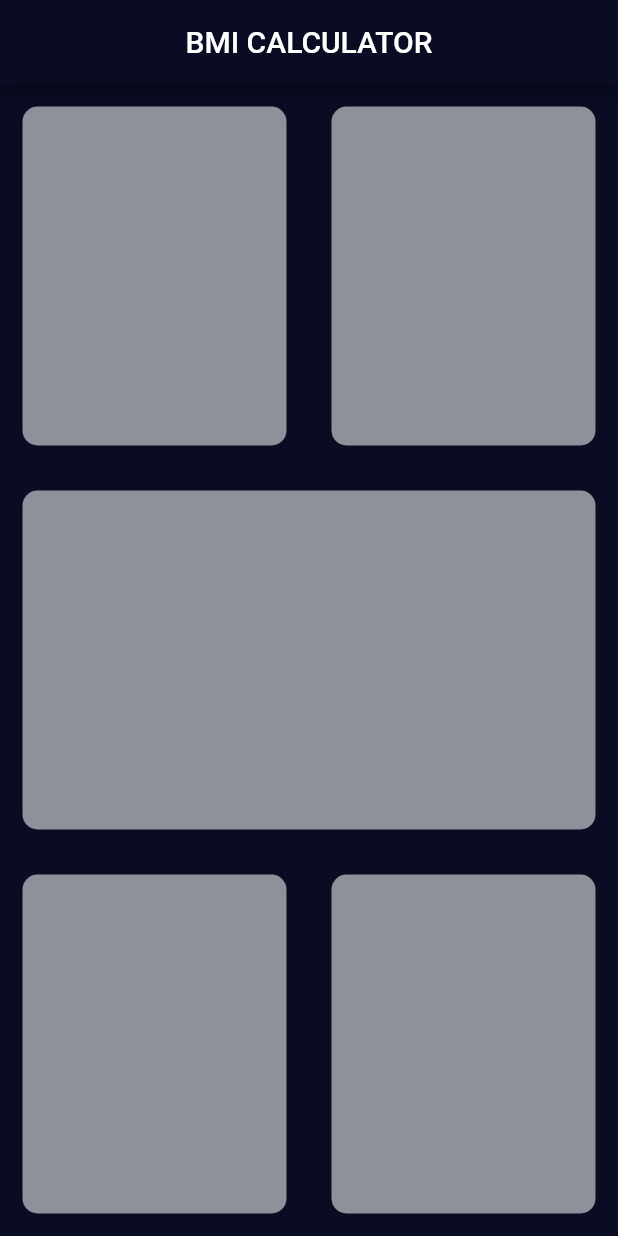
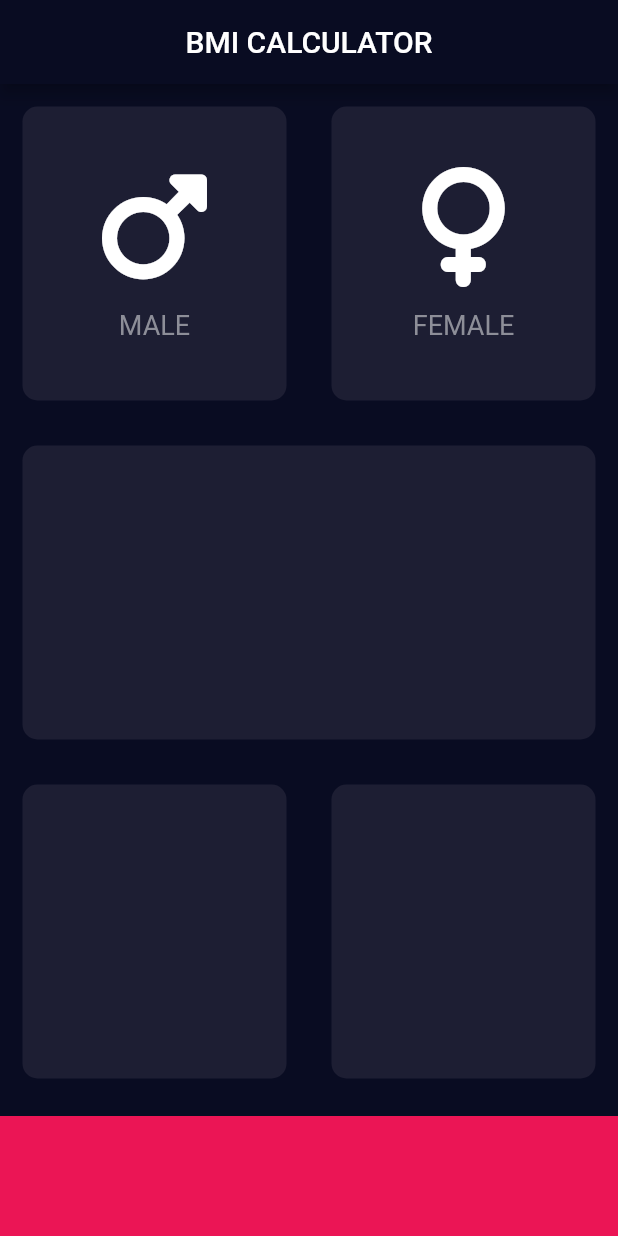
Before and after one commit to Jishnu075/bmi_calc, a Flutter app: the screen it shows after launch, on a phone screen of 412 x 824 dp. Run offline on Flutter 3.47's test engine with Material 2 defaults, Android fonts, the phone set to English and light mode, and no system bars; our stand-ins replace font_awesome_flutter.

Commit message:
added icon_content and reusable_card widgets

```diff
--- /dev/null
+++ b/lib/icon_content.dart
@@ -0,0 +1,31 @@
+import 'package:flutter/material.dart';
+
+class IconContent extends StatelessWidget {
+  final String label;
+  final IconData icon;
+
+  IconContent({required this.label, required this.icon});
+
+  @override
+  Widget build(BuildContext context) {
+    return Column(
+      mainAxisAlignment: MainAxisAlignment.center,
+      children: [
+        Icon(
+          icon,
+          size: 80.0,
+        ),
+        SizedBox(
+          height: 15.0,
+        ),
+        Text(
+          label,
+          style: TextStyle(
+            color: Color(0xFF8D8E98),
+            fontSize: 18.0,
+          ),
+        ),
+      ],
+    );
+  }
+}
--- a/lib/input_page.dart
+++ b/lib/input_page.dart
@@ -1,4 +1,10 @@
 import 'package:flutter/material.dart';
+import 'package:font_awesome_flutter/font_awesome_flutter.dart';
+import 'icon_content.dart';
+import 'reusable_card.dart';
+
+const bottomContainerColor = Color(0xFFEB1555);
+const activeCardColor = Color(0xFF1D1E33);
 
 class InputPage extends StatefulWidget {
   @override
@@ -20,48 +26,49 @@ class _InputPageState extends State<InputPage> {
             child: Row(
               children: [
                 Expanded(
-                  child: ReusableCard(colour: Colors.white54),
+                  child: ReusableCard(
+                    colour: activeCardColor,
+                    cardChild: IconContent(
+                      icon: FontAwesomeIcons.mars,
+                      label: 'MALE',
+                    ),
+                  ),
                 ),
                 Expanded(
-                  child: ReusableCard(colour: Colors.white54),
+                  child: ReusableCard(
+                    colour: activeCardColor,
+                    cardChild: IconContent(
+                      icon: FontAwesomeIcons.venus,
+                      label: 'FEMALE',
+                    ),
+                  ),
                 ),
               ],
             ),
           ),
           Expanded(
-            child: ReusableCard(colour: Colors.white54),
+            child: ReusableCard(colour: activeCardColor),
           ),
           Expanded(
             child: Row(
               children: [
                 Expanded(
-                  child: ReusableCard(colour: Colors.white54),
+                  child: ReusableCard(colour: activeCardColor),
                 ),
                 Expanded(
-                  child: ReusableCard(colour: Colors.white54),
+                  child: ReusableCard(colour: activeCardColor),
                 ),
               ],
             ),
+          ),
+          Container(
+            margin: EdgeInsets.only(top: 10.0),
+            color: bottomContainerColor,
+            height: 80.0,
+            width: double.infinity,
           ),
         ],
       ),
     );
   }
 }
-
-class ReusableCard extends StatelessWidget {
-  final Color colour;
-
-  ReusableCard({required this.colour});
-
-  @override
-  Widget build(BuildContext context) {
-    return Container(
-      margin: EdgeInsets.all(15.0),
-      decoration: BoxDecoration(
-        color: colour,
-        borderRadius: BorderRadius.circular(10.0),
-      ),
-    );
-  }
-}
--- /dev/null
+++ b/lib/reusable_card.dart
@@ -0,0 +1,20 @@
+import 'package:flutter/material.dart';
+
+class ReusableCard extends StatelessWidget {
+  final Color colour;
+  final Widget? cardChild;
+
+  ReusableCard({required this.colour, this.cardChild});
+
+  @override
+  Widget build(BuildContext context) {
+    return Container(
+      child: cardChild,
+      margin: EdgeInsets.all(15.0),
+      decoration: BoxDecoration(
+        color: colour,
+        borderRadius: BorderRadius.circular(10.0),
+      ),
+    );
+  }
+}
```
